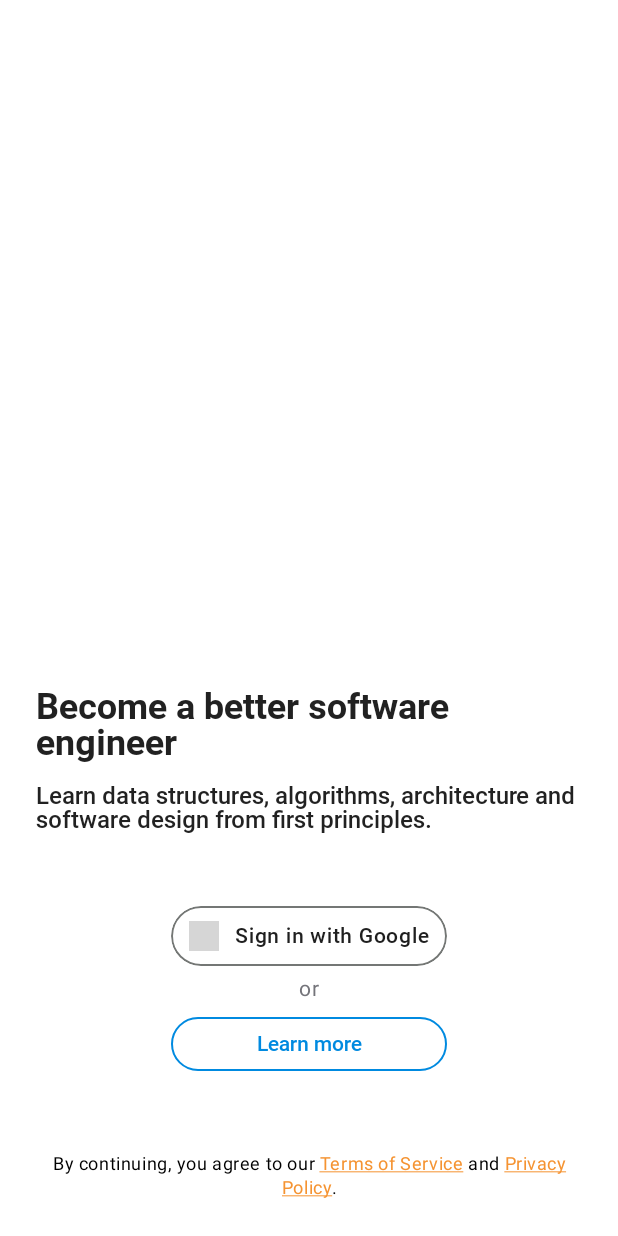
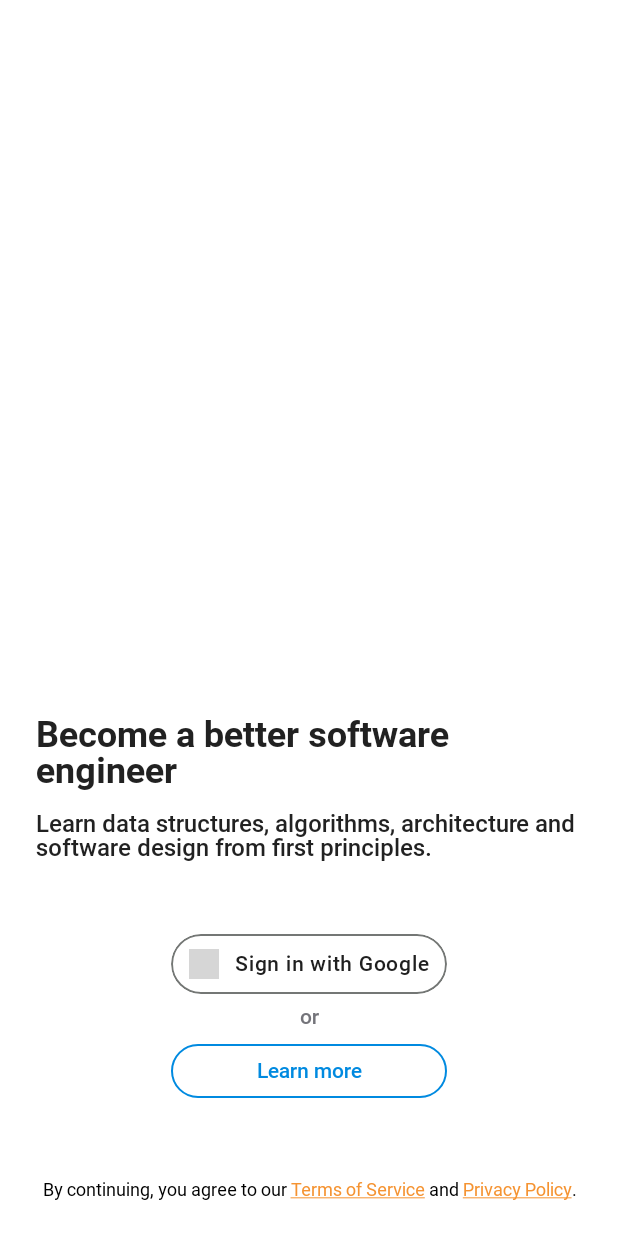
Before and after one commit to Ivy-Apps/learn, an Android app built with Jetpack Compose: the composable IntroContent shown on its own in the app's theme, on a phone screen of 412 x 824 dp. Run offline under Robolectric (Android 15) with nearby library versions, the light colour scheme and no system bars; our stand-ins replace Compose Multiplatform resources; libraries missing offline, so code that uses them is left out: io.github.alexzhirkevich.compottie; 13 statements that could not run were skipped; grey boxes are pictures that could not be loaded.

Commit message:
Style Intro

```diff
--- a/composeApp/src/commonMain/kotlin/ui/screen/intro/composable/IntroContent.kt
+++ b/composeApp/src/commonMain/kotlin/ui/screen/intro/composable/IntroContent.kt
@@ -11,7 +11,6 @@ import androidx.compose.ui.layout.onSizeChanged
 import androidx.compose.ui.platform.LocalDensity
 import androidx.compose.ui.text.font.FontWeight
 import androidx.compose.ui.unit.dp
-import androidx.compose.ui.unit.sp
 import component.LocalLottieAnimation
 import component.ScreenType.*
 import component.button.ButtonAppearance
@@ -117,8 +116,8 @@ private fun ButtonsSection(
   Spacer(modifier = Modifier.height(7.dp))
   Text(
     text = "or",
-    fontSize = 14.sp,
-    lineHeight = 14.sp,
+    style = IvyTheme.typography.b2,
+    fontWeight = FontWeight.Medium,
     color = Gray,
   )
   Spacer(modifier = Modifier.height(4.dp))
--- a/composeApp/src/commonMain/kotlin/ui/screen/intro/composable/IntroLegalText.kt
+++ b/composeApp/src/commonMain/kotlin/ui/screen/intro/composable/IntroLegalText.kt
@@ -11,6 +11,7 @@ import androidx.compose.ui.text.style.TextAlign
 import androidx.compose.ui.text.style.TextDecoration
 import androidx.compose.ui.text.withStyle
 import ivy.IvyUrls
+import ui.theme.IvyTheme
 
 @Composable
 fun IntroLegalText(
@@ -57,7 +58,7 @@ fun IntroLegalText(
   ClickableText(
     modifier = modifier,
     text = text,
-    style = MaterialTheme.typography.caption.copy(
+    style = IvyTheme.typography.caption.copy(
       textAlign = TextAlign.Center,
     ),
     onClick = { offset ->
```
